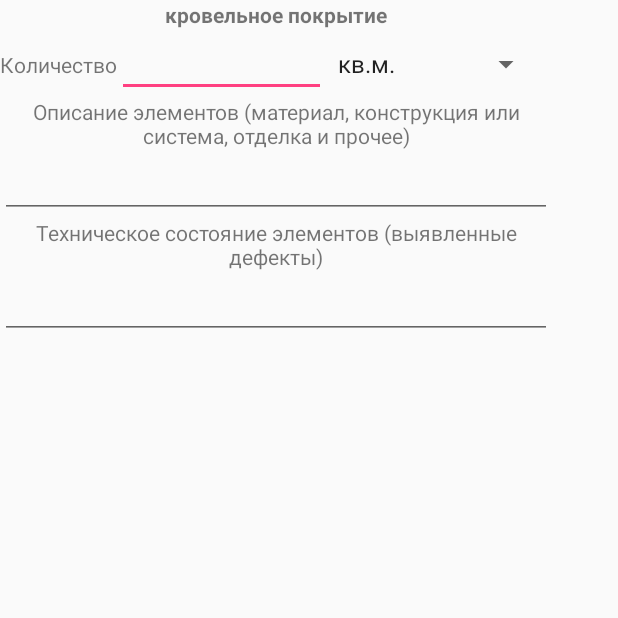
After one commit to froci9rgevka/DU, an Android app: the InspectionDetails screen opened directly, with no data from a screen before it, on a phone screen of 412 x 824 dp, the top half of it. The commit adds this screen. Run offline under Robolectric (Android 15) with nearby library versions, the phone set to English and light mode, and no system bars.

Commit message:
Before db include

```diff
--- a/app/build.gradle
+++ b/app/build.gradle
@@ -28,5 +28,6 @@ dependencies {
     compile 'com.android.support:design:25.3.1'
     compile 'com.android.support:support-v4:25.3.1'
     compile 'com.android.support:recyclerview-v7:25.3.1'
+    compile 'com.android.support.constraint:constraint-layout:1.0.2'
     testCompile 'junit:junit:4.12'
 }
--- a/app/src/main/AndroidManifest.xml
+++ b/app/src/main/AndroidManifest.xml
@@ -20,6 +20,10 @@
                 android:label="@string/title_activity_inspection"
                 android:theme="@style/AppTheme.NoActionBar">
         </activity>
+        <activity
+                android:name=".InspectionDetails"
+                android:label="@string/title_activity_content_results_child">
+        </activity>
     </application>
 
 </manifest>
--- /dev/null
+++ b/app/src/main/java/com/pea/du/InspectionDetails.java
@@ -0,0 +1,36 @@
+package com.pea.du;
+
+import android.content.Intent;
+import android.graphics.Bitmap;
+import android.os.Bundle;
+import android.app.Activity;
+import android.provider.MediaStore;
+import android.view.View;
+import android.widget.ImageView;
+
+public class InspectionDetails extends Activity {
+    private final int CAMERA_RESULT = 0;
+    private ImageView mImageView;
+
+    @Override
+    protected void onCreate(Bundle savedInstanceState) {
+        super.onCreate(savedInstanceState);
+        setContentView(R.layout.activity_inspection_details);
+
+        mImageView = (ImageView) findViewById(R.id.inspection_details_imagView);
+
+    }
+
+    public void onInspectionDetailsPhotoClick(View v) {
+        Intent cameraIntent = new Intent(MediaStore.ACTION_IMAGE_CAPTURE);
+        startActivityForResult(cameraIntent, CAMERA_RESULT);
+    }
+
+    @Override
+    protected void onActivityResult(int requestCode, int resultCode, Intent data) {
+        if (requestCode == CAMERA_RESULT) {
+            Bitmap thumbnailBitmap = (Bitmap) data.getExtras().get("data");
+            mImageView.setImageBitmap(thumbnailBitmap);
+        }
+    }
+}
--- /dev/null
+++ b/app/src/main/res/layout/activity_inspection_details.xml
@@ -0,0 +1,84 @@
+<?xml version="1.0" encoding="utf-8"?>
+<android.support.constraint.ConstraintLayout
+        xmlns:android="http://schemas.android.com/apk/res/android"
+        xmlns:tools="http://schemas.android.com/tools"
+        xmlns:app="http://schemas.android.com/apk/res-auto"
+        android:layout_width="match_parent"
+        android:layout_height="match_parent"
+        tools:context="com.pea.du.InspectionDetails">
+
+    <LinearLayout xmlns:android="http://schemas.android.com/apk/res/android"
+                  android:orientation="vertical"
+                  android:layout_width="368dp"
+                  android:layout_height="551dp" tools:layout_editor_absoluteY="8dp" tools:layout_editor_absoluteX="8dp">
+
+        <TextView
+                android:layout_width="match_parent"
+                android:layout_height="wrap_content" android:id="@+id/textView2" android:textStyle="normal|bold"
+                android:textAlignment="center" android:text="@string/content_main_results3"/>
+
+
+        <LinearLayout
+                android:orientation="horizontal"
+                android:layout_width="match_parent"
+                android:layout_height="wrap_content" android:weightSum="1">
+
+            <TextView
+                    android:text="@string/content_main_results_details1"
+                    android:layout_width="wrap_content"
+                    android:layout_height="wrap_content"/>
+
+            <EditText
+                    android:layout_width="68dp"
+                    android:layout_height="wrap_content"
+                    android:inputType="textPostalAddress"
+                    android:ems="10"
+                    android:id="@+id/common_content5_data" android:layout_weight="0.92"/>
+            <Spinner
+                    android:layout_width="144dp"
+                    android:layout_height="wrap_content" android:id="@+id/spinner"
+                    android:entries="@array/content_main_results_details_list"/>
+            />
+
+
+        </LinearLayout>
+        <LinearLayout
+                android:orientation="horizontal"
+                android:layout_width="match_parent"
+                android:layout_height="wrap_content">
+
+
+        </LinearLayout>
+
+        <TextView
+                android:text="@string/content_main_results_details3"
+                android:layout_width="wrap_content"
+                android:layout_height="wrap_content" android:textAlignment="center"/>
+
+        <EditText
+                android:layout_width="match_parent"
+                android:layout_height="wrap_content"
+                android:inputType="textPostalAddress"
+                android:ems="10"
+                android:id="@+id/common_content6_data"/>
+
+        <TextView
+                android:text="@string/content_main_results_details4"
+                android:layout_width="wrap_content"
+                android:layout_height="wrap_content" android:id="@+id/textView13" android:textAlignment="center"/>
+
+        <EditText
+                android:layout_width="match_parent"
+                android:layout_height="wrap_content"
+                android:inputType="textPostalAddress"
+                android:ems="10"
+                android:id="@+id/common_content6_data"/>
+        <ImageView
+                android:layout_width="match_parent"
+                android:layout_height="match_parent" app:srcCompat="@drawable/ic_menu_camera"
+                android:id="@+id/inspection_details_imagView" android:onClick="onInspectionDetailsPhotoClick"/>
+
+
+    </LinearLayout>
+
+</android.support.constraint.ConstraintLayout>
--- a/app/src/main/res/layout/content_results.xml
+++ b/app/src/main/res/layout/content_results.xml
@@ -23,7 +23,8 @@
         <Button
                 android:text="@string/content_main_results3"
                 android:layout_width="match_parent"
-                android:layout_height="wrap_content" android:id="@+id/result_button_1_1"/>
+                android:layout_height="wrap_content" android:id="@+id/result_button_1_1"
+                android:onClick="onResultButtonClick"/>
         <Button
                 android:text="@string/content_main_results4"
                 android:layout_width="match_parent"
--- a/app/src/main/res/values/strings.xml
+++ b/app/src/main/res/values/strings.xml
@@ -57,6 +57,18 @@
     <string name="content_main_results14">наружный водосток</string>
     <string name="content_main_results15">водоотводящие лотки и отводы от здания</string>
 
+    <string name="content_main_results_details1">Количество</string>
+    <string name="content_main_results_details2">Ед. измер.</string>
+    <string name="content_main_results_details3">Описание элементов (материал, конструкция   или система, отделка и прочее)</string>
+    <string name="content_main_results_details4">Техническое состояние элементов (выявленные дефекты)</string>
+    <string name="content_main_results_details5">Фото</string>
+    <string-array name="content_main_results_details_list">
+        <item>кв.м.</item>
+        <item>пог.м.</item>
+        <item>шт.</item>
+        <item>куб. м.</item>
+    </string-array>
+
     <string name="content_main_commission1">Члены комиссии:</string>
     <string name="title_activity_inspection">InspectionActivity</string>
 
@@ -66,6 +78,8 @@
     <string name="action_settings">Settings</string>
     <string name="title_item_list">Items</string>
     <string name="title_item_detail">Item Detail</string>
+    <string name="title_activity_content_results_child">content_results_child</string>
+    <string name="title_activity_inspection_details">inspection_details</string>
 
 
 </resources>
```
Also changed, not shown: app/src/main/java/com/pea/du/DBWorker.java (added, +160 -0 lines), app/src/main/java/com/pea/du/InspectionActivity.java (+26 -2 lines), app/src/main/res/layout/content_common.xml (+3 -6 lines), 2 other files.
